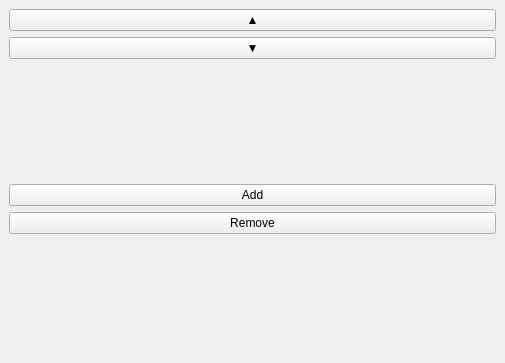
Above: ui/layersetup.ui from lgmventura/MusicaVisual before the change. Below: the same form after it.
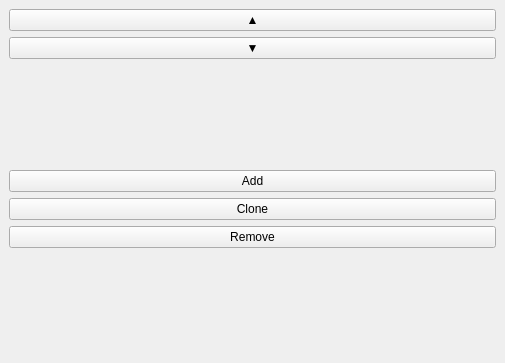
That is the form after the change.

Commit message: New button to clone layer.

Diff of the .ui file:
```diff
--- a/ui/layersetup.ui
+++ b/ui/layersetup.ui
@@ -18,7 +18,7 @@
   </property>
   <widget class="QWidget" name="dockWidgetContents">
    <layout class="QGridLayout" name="gridLayout">
-    <item row="5" column="0">
+    <item row="6" column="0">
      <spacer name="verticalSpacer_2">
       <property name="orientation">
        <enum>Qt::Vertical</enum>
@@ -38,7 +38,7 @@
       </property>
      </widget>
     </item>
-    <item row="4" column="0">
+    <item row="5" column="0">
      <widget class="QPushButton" name="pb_removeLayer">
       <property name="text">
        <string>Remove</string>
@@ -72,6 +72,13 @@
       </property>
      </spacer>
     </item>
+    <item row="4" column="0">
+     <widget class="QPushButton" name="pb_cloneLayer">
+      <property name="text">
+       <string>Clone</string>
+      </property>
+     </widget>
+    </item>
    </layout>
   </widget>
  </widget>
```
Left out of the diff: 12 changed lines with no effect on the pictures. The commit also changes 2 other files.
